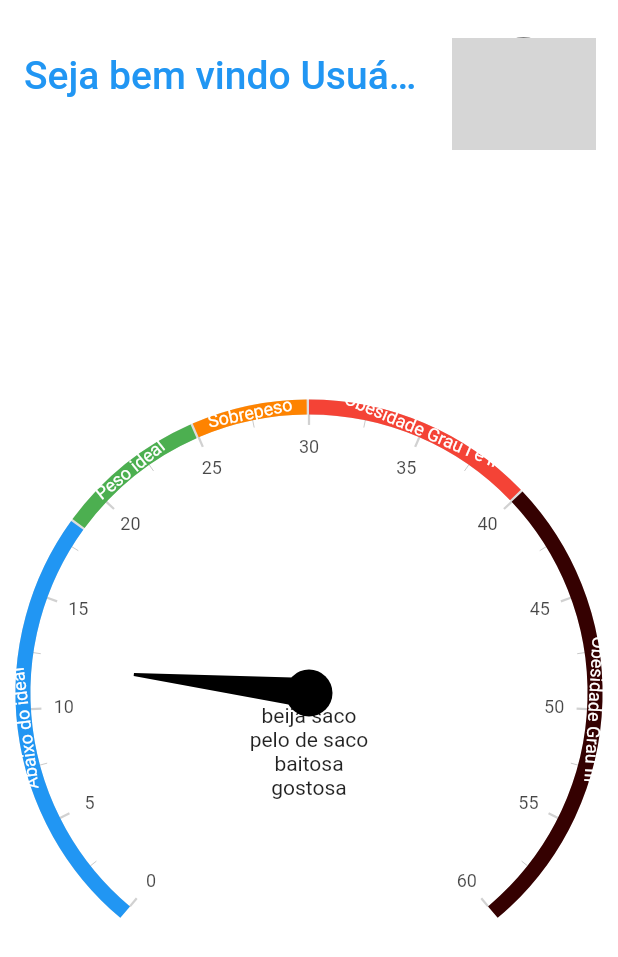
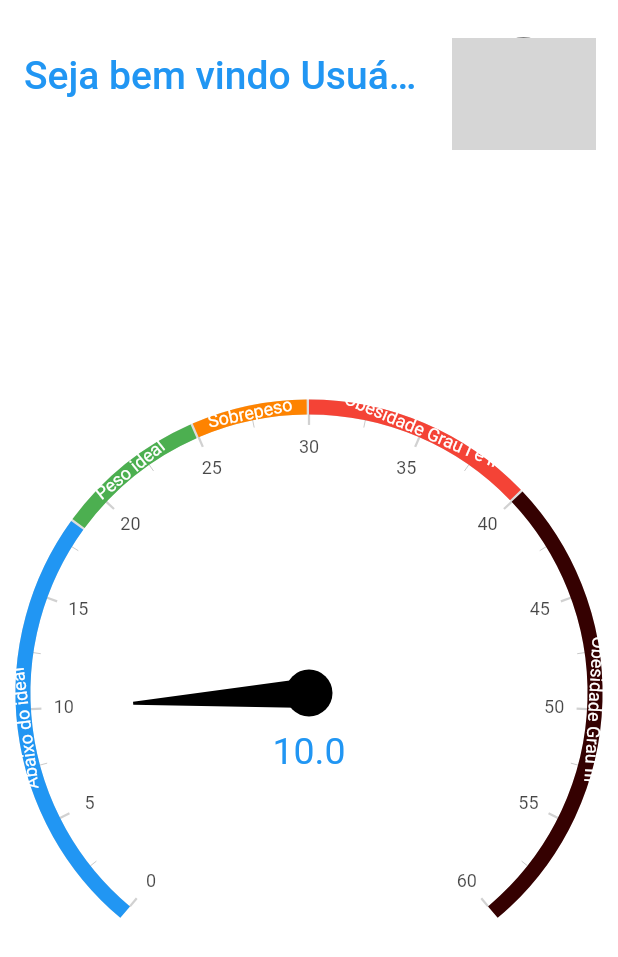
Before and after one commit to cacciatorieric/calculadora-imc, a Flutter app: the screen it shows after launch, on a phone screen of 412 x 824 dp. Shown: the top 957 px of the screen. Run offline on Flutter 3.47's test engine with Material 2 defaults, Android fonts, the phone set to English and light mode, and no system bars; drawn by our look-alikes of syncfusion_flutter_gauges; our stand-ins replace cloud_firestore, firebase_auth, firebase_core, flutter_svg, fluttertoast, font_awesome_flutter and 2 more; missing offline and left inert: dart:ffi; accounts and stored records are empty; network calls fail; grey boxes are pictures that could not be loaded.

```diff
--- a/calculadora_imc/lib/components/charts/seta_dinamica.dart
+++ b/calculadora_imc/lib/components/charts/seta_dinamica.dart
@@ -3,22 +3,58 @@ import 'package:flutter/material.dart';
 class SetaDinamica extends StatelessWidget {
   const SetaDinamica({
     Key? key,
-    required this.valorCalculado,
+    required this.valor,
   }) : super(key: key);
 
-  final double? valorCalculado;
+  final double? valor;
 
   @override
   Widget build(BuildContext context) {
-    double? valor = valorCalculado;
-    return Column(
-      children: [
-        Text(valor! < 10 ? 'fodase' : 'beija saco'),
-        Text(valor < 20 ? 'pelo de saco' : 'pepeka'),
-        Text(valor < 30 ? 'baitosa' : 'sao paulino'),
-        Text(valor < 40 ? 'gostosa' : 'fresco'),
+    return Container(child: comandoSeta());
+  }
 
-      ],
-    );
+  comandoSeta() {
+    if (valor! < 19.9) {
+      return Text(
+        '$valor',
+        style: const TextStyle(
+          color: Colors.blue,
+          fontSize: 25,
+        ),
+      );
+    } else if (valor! < 24.9) {
+      return Text(
+        '$valor',
+        style: const TextStyle(
+          color: Colors.green,
+          fontSize: 25,
+        ),
+      );
+    } else if (valor! < 29.9) {
+      return Text(
+        '$valor',
+        style: const TextStyle(
+          color:Color.fromARGB(255, 254, 131, 0),
+          fontSize: 25,
+        ),
+      );
+    }
+ else if (valor! < 39.9) {
+      return Text(
+        '$valor',
+        style: const TextStyle(
+          color:Colors.red,
+          fontSize: 25,
+        ),
+      );
+    }else if (valor! > 40) {
+      return Text(
+        '$valor',
+        style: const TextStyle(
+          color:Color.fromARGB(255, 53, 1, 1),
+          fontSize: 25,
+        ),
+      );
+    }
   }
 }
--- a/calculadora_imc/lib/screens/home_screen.dart
+++ b/calculadora_imc/lib/screens/home_screen.dart
@@ -18,15 +18,13 @@ TextEditingController alturaController = TextEditingController();
 String? usuario;
 double? valorImc;
 
-Widget? pontuacao() {}
-
 class _HomeState extends State<Home> {
   String uid = "";
   @override
   @override
   Widget build(BuildContext context) {
     usuario = 'Usuário(a)';
-    valorImc = 12;
+    valorImc = 10;
     return Scaffold(
       appBar: AppBar(
         elevation: 0,
@@ -91,7 +89,7 @@ class _HomeState extends State<Home> {
                 GaugeRange(
                   startValue: 25,
                   endValue: 29.9,
-                  color: Color.fromARGB(255, 254, 131, 0),
+                  color: const Color.fromARGB(255, 254, 131, 0),
                   label: 'Sobrepeso',
                 ),
                 GaugeRange(
@@ -103,7 +101,7 @@ class _HomeState extends State<Home> {
                 GaugeRange(
                   startValue: 40,
                   endValue: 60,
-                  color: Color.fromARGB(255, 53, 1, 1),
+                  color: const Color.fromARGB(255, 53, 1, 1),
                   label: 'Obesidade Grau III',
                 ),
               ],
@@ -115,7 +113,7 @@ class _HomeState extends State<Home> {
               ],
               annotations: <GaugeAnnotation>[
                 GaugeAnnotation(
-                  widget: SetaDinamica(valorCalculado: valorImc),
+                  widget: SetaDinamica(valor: valorImc),
                   positionFactor: 0.2,
                   angle: 90,
                 )
```
Also changed, not shown: calculadora_imc/flutter_01.png (added).
